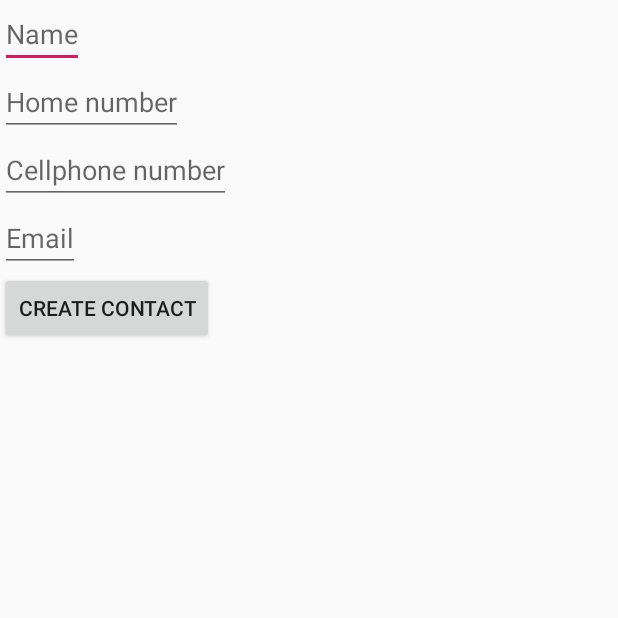
After one commit to ryosaeba82/MultiTestApp, an Android app: the CreateContactActivity screen opened directly, with no data from a screen before it, on a phone screen of 412 x 824 dp, the top half of it. The commit adds this screen. Run offline under Robolectric (Android 15) with nearby library versions, the phone set to English and light mode, and no system bars.

Commit message:
* Completata sezione contatti

```diff
--- /dev/null
+++ b/app/src/main/res/layout/activity_create_contact.xml
@@ -0,0 +1,41 @@
+<?xml version="1.0" encoding="utf-8"?>
+<LinearLayout
+        xmlns:android="http://schemas.android.com/apk/res/android"
+        xmlns:tools="http://schemas.android.com/tools"
+        xmlns:app="http://schemas.android.com/apk/res-auto"
+        android:layout_width="match_parent"
+        android:layout_height="match_parent"
+        tools:context=".CreateContactActivity" android:orientation="vertical">
+
+    <EditText
+            android:id="@+id/editTextNome_id"
+            android:layout_width="wrap_content"
+            android:layout_height="wrap_content"
+            android:hint="@string/editTextNome_hint_message"/>
+
+    <EditText
+            android:id="@+id/editTextPhone_id"
+            android:inputType="phone"
+            android:layout_width="wrap_content"
+            android:layout_height="wrap_content"
+            android:hint="@string/editTextPhone_hint_message"/>
+    <EditText
+            android:id="@+id/editTextSecondPhone_id"
+            android:inputType="phone"
+            android:layout_width="wrap_content"
+            android:layout_height="wrap_content"
+            android:hint="@string/editTextSecondPhone_hint_message"/>
+
+    <EditText
+            android:id="@+id/editTextEmail_id"
+            android:inputType="textEmailAddress"
+            android:layout_width="wrap_content"
+            android:layout_height="wrap_content"
+            android:hint="@string/editTextEmail_hint_message"/>
+    <Button
+            android:layout_width="wrap_content"
+            android:layout_height="wrap_content"
+            android:text="@string/buttonCreaContactText"
+            android:onClick="@string/buttonCreaContactOnClick" />
+
+</LinearLayout>
--- a/app/src/main/res/layout/fragment_contacts.xml
+++ b/app/src/main/res/layout/fragment_contacts.xml
@@ -16,6 +16,11 @@
             android:layout_height="wrap_content"
             android:text="@string/button_search_contact"
             android:id="@+id/button_searchContact" />
+    <Button
+            android:layout_width="wrap_content"
+            android:layout_height="wrap_content"
+            android:text="@string/button_create_contact"
+            android:id="@+id/button_createContact" />
     <ListView
             android:id="@+id/contactListView"
             android:layout_width="wrap_content"
--- a/app/src/main/res/values/strings.xml
+++ b/app/src/main/res/values/strings.xml
@@ -13,5 +13,14 @@
     <string name="alert_no_contacts">No Contacts found</string>
     <string name="alert_contactsearch_empty">Please insert a search query</string>
     <string name="alert_no_permission">Permission denied</string>
+    <string name="button_create_contact">Add contact</string>
+    <string name="editTextNome_hint_message">Name</string>
+    <string name="editTextPhone_hint_message">Home number</string>
+    <string name="editTextSecondPhone_hint_message">Cellphone number</string>
+    <string name="editTextEmail_hint_message" translatable="false">Email</string>
+    <string name="buttonCreaContactText">Create contact</string>
+    <string name="buttonCreaContactOnClick" translatable="false">createContact</string>
+    <string name="noName">Insert the name</string>
+    <string name="noPhone">Insert the phone</string>
 
 </resources>
```
Also changed, not shown: app/src/main/AndroidManifest.xml (+12 -8 lines), app/src/main/java/com/starware/mpicciau/multitestapp/ContactsFragment.java (+14 -0 lines), app/src/main/java/com/starware/mpicciau/multitestapp/CreateContactActivity.java (added, +76 -0 lines), 1 other file.
